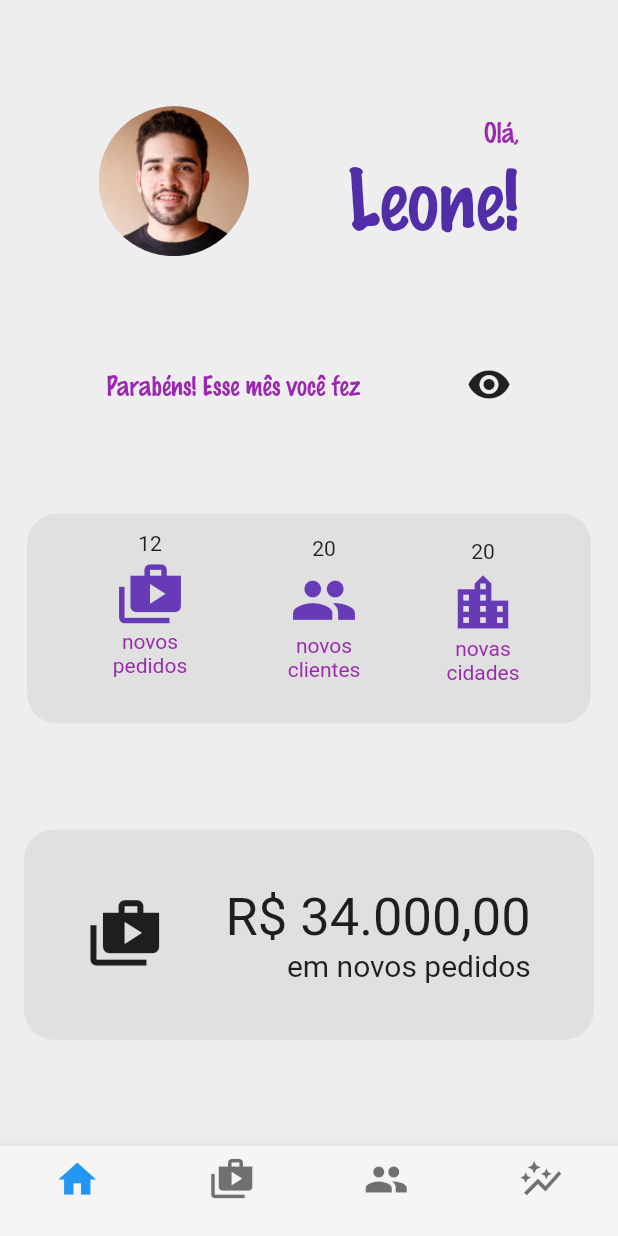
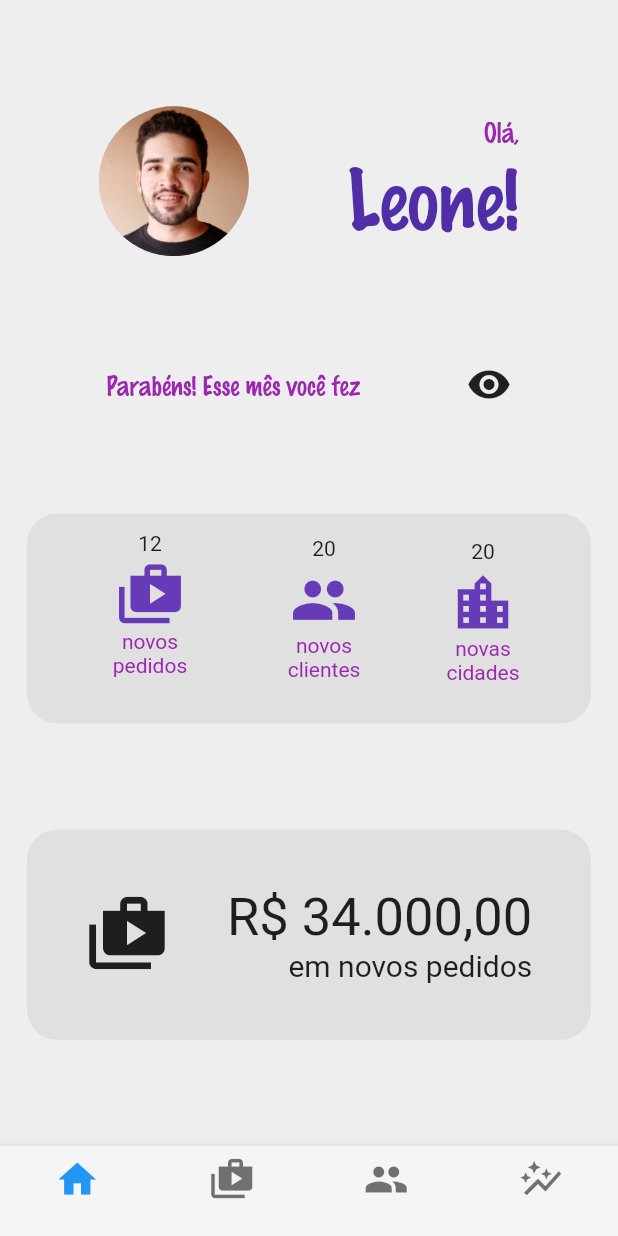
Before and after one commit to LeoneRSantos/Desafio-do-layout-flutter, a Flutter app: the screen it shows after launch, on a phone screen of 412 x 824 dp. Run offline on Flutter 3.47's test engine with Material 2 defaults, Android fonts, the phone set to English and light mode, and no system bars.

Commit message:
Alterações na quarta linha

```diff
--- a/desafio_do_layout/lib/widgets/quarta_linha.dart
+++ b/desafio_do_layout/lib/widgets/quarta_linha.dart
@@ -12,12 +12,12 @@ class QuartaLinha extends StatelessWidget {
     return Container(
         decoration: BoxDecoration(borderRadius: BorderRadius.circular(20), color: Colors.grey[300]),
         height: 140,
-        margin: const EdgeInsets.symmetric(horizontal: 16.0),
+        margin: const EdgeInsets.symmetric(horizontal: 18.0),
 
         child: Row(
           mainAxisAlignment: MainAxisAlignment.spaceEvenly,
           children: [
-            Icon(Icons.shop_2, size: 50.0,),
+            Icon(Icons.shop_2, size: 55.0,),
 
             Column(
               mainAxisAlignment: MainAxisAlignment.center,
```
